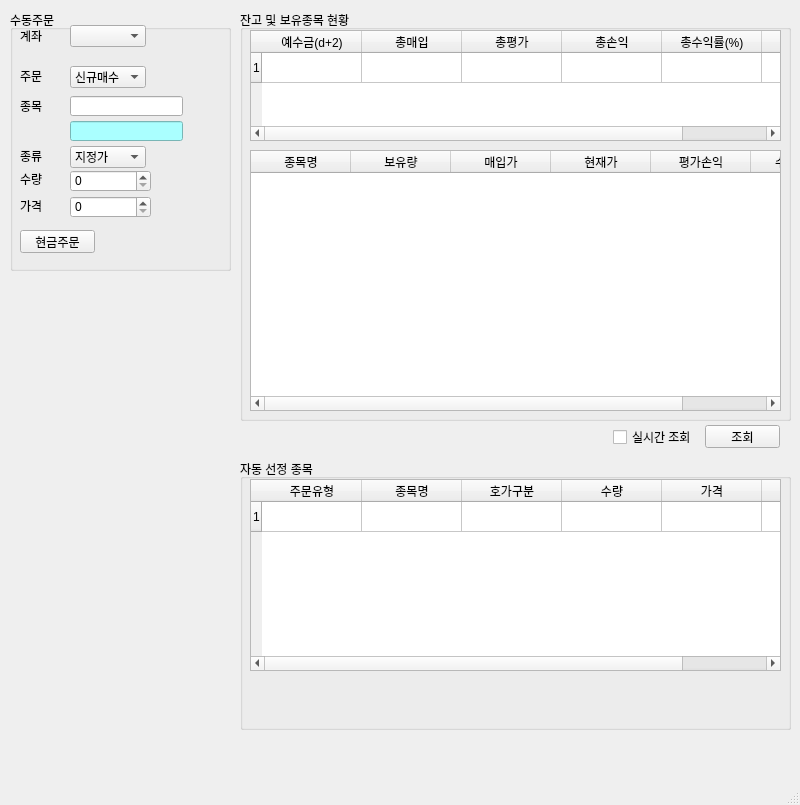
First picture: the form in algorithm_trading_book/chap_18_Develop_real_SW/moving_avg_strategy/pytrader.ui, repository gigoc1/python_tutor, before the edit.
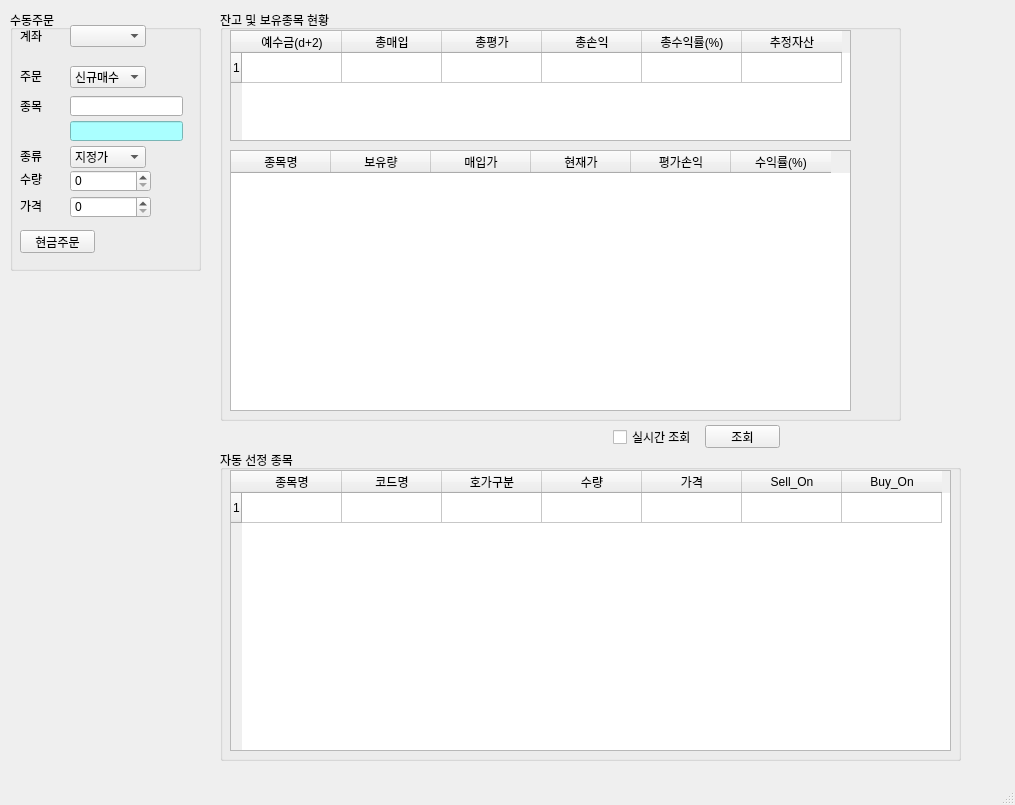
Second picture: the form after the edit.

Commit message: auto trading v0.0.1 adding

```diff
--- a/algorithm_trading_book/chap_18_Develop_real_SW/moving_avg_strategy/pytrader.ui
+++ b/algorithm_trading_book/chap_18_Develop_real_SW/moving_avg_strategy/pytrader.ui
@@ -6,7 +6,7 @@
    <rect>
     <x>0</x>
     <y>0</y>
-    <width>800</width>
+    <width>1015</width>
     <height>805</height>
    </rect>
   </property>
@@ -19,7 +19,7 @@
      <rect>
       <x>10</x>
       <y>10</y>
-      <width>221</width>
+      <width>191</width>
       <height>261</height>
      </rect>
     </property>
@@ -233,9 +233,9 @@
    <widget class="QGroupBox" name="groupBox_2">
     <property name="geometry">
      <rect>
-      <x>240</x>
+      <x>220</x>
       <y>10</y>
-      <width>551</width>
+      <width>681</width>
       <height>411</height>
      </rect>
     </property>
@@ -247,7 +247,7 @@
       <rect>
        <x>10</x>
        <y>20</y>
-       <width>531</width>
+       <width>621</width>
        <height>111</height>
       </rect>
      </property>
@@ -291,7 +291,7 @@
       <rect>
        <x>10</x>
        <y>140</y>
-       <width>531</width>
+       <width>621</width>
        <height>261</height>
       </rect>
      </property>
@@ -359,10 +359,10 @@
    <widget class="QGroupBox" name="groupBox_3">
     <property name="geometry">
      <rect>
-      <x>240</x>
-      <y>459</y>
-      <width>551</width>
-      <height>271</height>
+      <x>220</x>
+      <y>450</y>
+      <width>741</width>
+      <height>311</height>
      </rect>
     </property>
     <property name="title">
@@ -373,8 +373,8 @@
       <rect>
        <x>10</x>
        <y>20</y>
-       <width>531</width>
-       <height>192</height>
+       <width>721</width>
+       <height>281</height>
       </rect>
      </property>
      <property name="rowCount">
@@ -383,12 +383,12 @@
      <row/>
      <column>
       <property name="text">
-       <string>주문유형</string>
+       <string>종목명</string>
       </property>
      </column>
      <column>
       <property name="text">
-       <string>종목명</string>
+       <string>코드명</string>
       </property>
      </column>
      <column>
@@ -408,7 +408,12 @@
      </column>
      <column>
       <property name="text">
-       <string>상태</string>
+       <string>Sell_On</string>
+      </property>
+     </column>
+     <column>
+      <property name="text">
+       <string>Buy_On</string>
       </property>
      </column>
     </widget>
```
Left out of the diff: 2 changed lines with no effect on the pictures. The commit also changes 1 other file.
